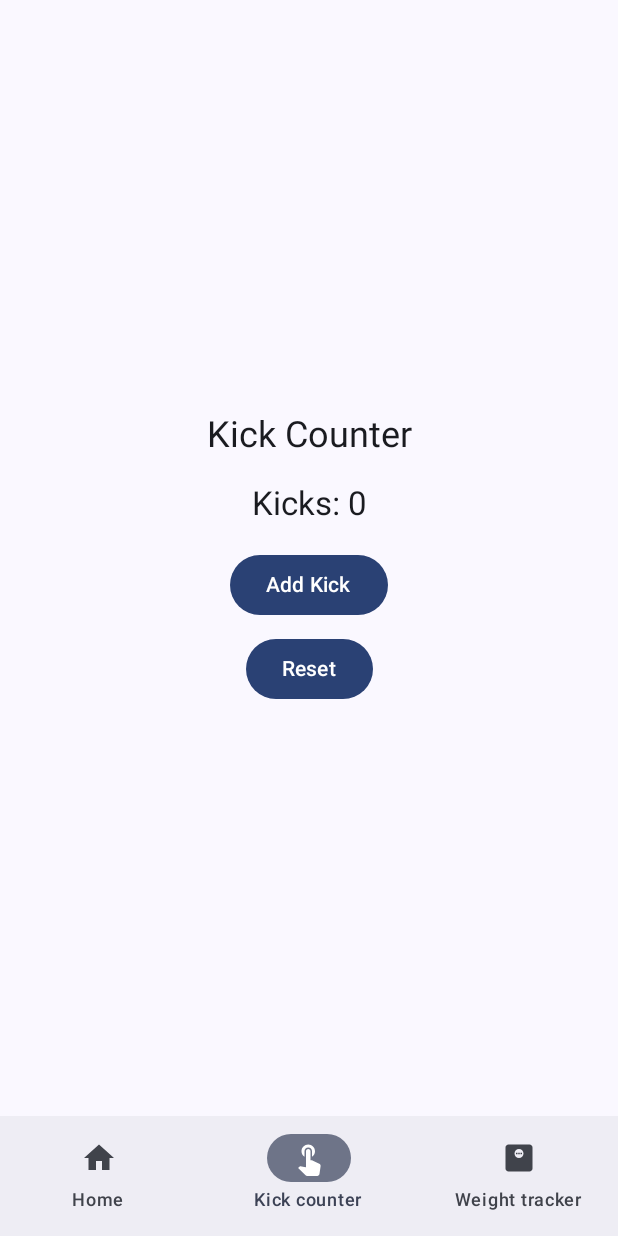
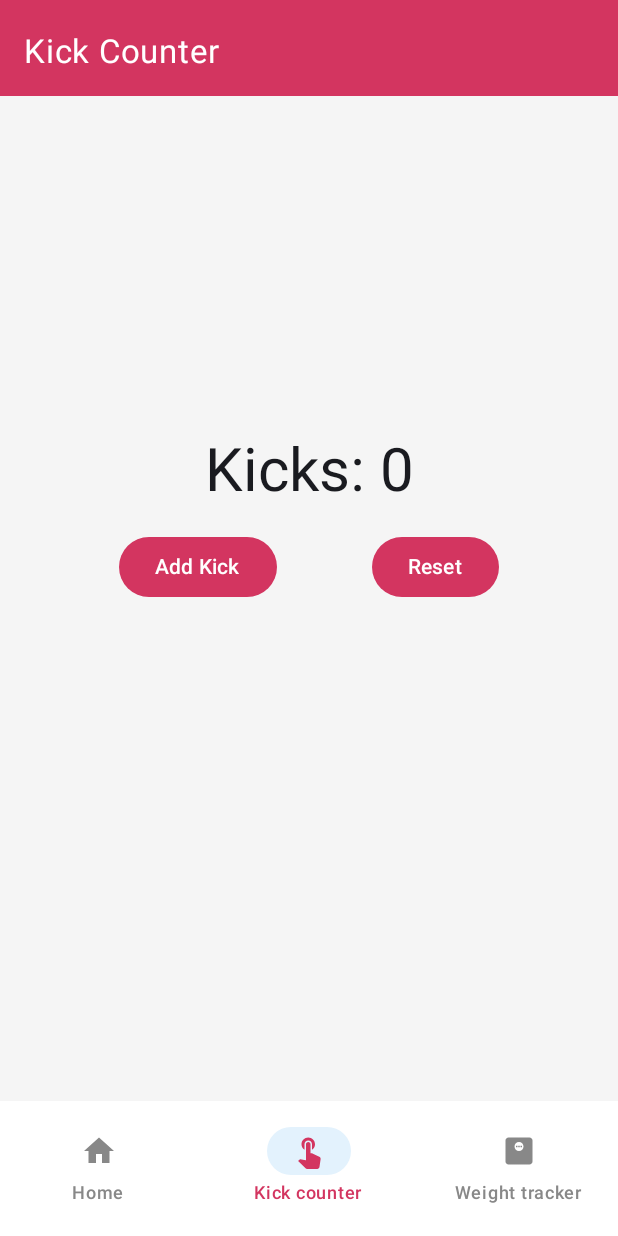
Before and after one commit to VaibhavGupta-1/Maatritva, an Android app built with Jetpack Compose: the composable PregnancyTrackerApp shown on its own in the app's theme, item 2 of the bottom bar chosen, on a phone screen of 412 x 824 dp. Run offline under Robolectric (Android 15) with nearby library versions, the phone set to English and light mode, and no system bars; our stand-ins replace Room's generated code.

Commit message:
Updated the UI

```diff
--- a/app/src/main/java/com/example/maatritva/ui/pregscreen/pregnancy.kt
+++ b/app/src/main/java/com/example/maatritva/ui/pregscreen/pregnancy.kt
@@ -1,12 +1,18 @@
 package com.example.maatritva.ui.pregscreen
 
 import android.content.Context
+import android.graphics.Paint
+import android.graphics.Paint.Align
 import android.os.Build
 import androidx.annotation.RequiresApi
 import androidx.compose.foundation.background
 import androidx.compose.foundation.clickable
+import androidx.compose.foundation.interaction.MutableInteractionSource
+import androidx.compose.foundation.interaction.collectIsPressedAsState
 import androidx.compose.foundation.layout.*
+import androidx.compose.foundation.layout.Arrangement
 import androidx.compose.foundation.lazy.LazyColumn
+import androidx.compose.foundation.shape.RoundedCornerShape
 import androidx.compose.material.icons.Icons
 import androidx.compose.material.icons.filled.*
 import androidx.compose.material3.*
@@ -16,13 +22,17 @@ import androidx.compose.ui.Modifier
 import androidx.compose.ui.graphics.Color
 import androidx.compose.ui.graphics.vector.ImageVector
 import androidx.compose.ui.platform.LocalContext
+import androidx.compose.ui.text.font.Font
+import androidx.compose.ui.text.style.TextAlign
 import androidx.compose.ui.unit.dp
+import androidx.compose.ui.unit.sp
 import androidx.navigation.NavHostController
 import androidx.navigation.compose.NavHost
 import androidx.navigation.compose.composable
 import androidx.navigation.compose.currentBackStackEntryAsState
 import androidx.navigation.compose.rememberNavController
 import androidx.room.*
+import com.example.maatritva.ui.theme.Red40
 import kotlinx.coroutines.launch
 import java.time.LocalDate
 import java.time.format.DateTimeFormatter
@@ -114,13 +124,21 @@ fun BottomNavigationBar(navController: NavHostController) {
     val navBackStackEntry by navController.currentBackStackEntryAsState()
     val currentRoute = navBackStackEntry?.destination?.route
 
-    NavigationBar {
+    NavigationBar(containerColor = Color.White,
+        modifier = Modifier.height(90.dp)) {
         items.forEach { (route, icon) ->
             NavigationBarItem(
                 icon = { Icon(icon, contentDescription = route) },
                 selected = currentRoute == route,
                 onClick = { navController.navigate(route) },
-                label = { Text(route.replace("_", " ").capitalize()) }
+                label = { Text(route.replace("_", " ").capitalize()) },
+                colors = NavigationBarItemDefaults.colors(
+                    selectedIconColor = Color(0xFFD33560),
+                    selectedTextColor = Color(0xFFD33560),
+                    unselectedIconColor = Color.Gray,
+                    unselectedTextColor = Color.Gray,
+                    indicatorColor = Color(0xFFE3F2FD)
+                )
             )
         }
     }
@@ -130,38 +148,47 @@ fun BottomNavigationBar(navController: NavHostController) {
 fun HomeScreen(navController: NavHostController) {
     Column(modifier = Modifier
         .fillMaxSize()
-        .padding(16.dp)) {
+        .background(Color(0xFFF5F5F5))
+        )
+    {
 
-        Text("Your Pregnancy Tracker 💖", style = MaterialTheme.typography.headlineSmall, )
+        AppHeader("Your Pregnancy Tracker",)
         Spacer(Modifier.height(16.dp))
 
-        DashboardCard("Due Date Calculator", "Check your expected delivery date", Icons.Default.DateRange) {
+        DashboardCard("Due Date Calculator", "Check your expected delivery date", Icons.Default.DateRange, onClick =  {
             navController.navigate("due_date")
-        }
-        DashboardCard("Daily Tips & Advice", "Health guidance for your week", Icons.Default.Lightbulb) {
+        },
+            backgroundColor = Color(0xFFFFFFFF))
+        DashboardCard("Daily Tips & Advice", "Health guidance for your week", Icons.Default.Lightbulb, onClick =  {
             navController.navigate("tips")
-        }
-        DashboardCard("Symptoms Tracker", "Monitor symptoms & mood", Icons.Default.Healing) {
+        },
+            backgroundColor = Color(0xFFFFFFFF))
+        DashboardCard("Symptoms Tracker", "Monitor symptoms & mood", Icons.Default.Healing, onClick =  {
             navController.navigate("symptom_tracker")
-        }
+        },
+            backgroundColor = Color(0xFFFFFFFF))
     }
 }
 
 @Composable
-fun DashboardCard(title: String, subtitle: String, icon: ImageVector, onClick: () -> Unit) {
+fun DashboardCard(title: String, subtitle: String, icon: ImageVector, onClick: () -> Unit,
+                  backgroundColor: Color) {
     Card(
         modifier = Modifier
             .fillMaxWidth()
             .padding(vertical = 8.dp)
-            .clickable { onClick() },
-        elevation = CardDefaults.cardElevation(8.dp)
+            .clickable { onClick() }
+            .padding(horizontal = 10.dp)
+        ,
+        elevation = CardDefaults.cardElevation(8.dp),
+        colors = CardDefaults.cardColors(containerColor = backgroundColor)
     ) {
         Row(modifier = Modifier.padding(16.dp), verticalAlignment = Alignment.CenterVertically) {
-            Icon(icon, contentDescription = title, modifier = Modifier.size(40.dp))
+            Icon(icon, contentDescription = title, modifier = Modifier.size(40.dp), tint = Red40)
             Spacer(Modifier.width(16.dp))
             Column {
                 Text(title, style = MaterialTheme.typography.titleMedium)
-                Text(subtitle, style = MaterialTheme.typography.bodySmall, color = Color.Gray)
+                Text(subtitle, style = MaterialTheme.typography.bodySmall, color = Color.Black)
             }
         }
     }
@@ -222,31 +249,70 @@ fun KickCounterScreen() {
     }
 
     Column(
-        modifier = Modifier.fillMaxSize().padding(16.dp),
+        modifier = Modifier.fillMaxSize().background(Color(0xFFF5F5F5))
+    ) {
+        AppHeader("Kick Counter")
+        Spacer(Modifier.height(226.dp))
+        Column(
+            modifier = Modifier.fillMaxWidth(),
             horizontalAlignment = Alignment.CenterHorizontally,
             verticalArrangement = Arrangement.Center
         ) {
-        Text("Kick Counter", style = MaterialTheme.typography.headlineSmall)
+            Text("Kicks: $kicks", style = MaterialTheme.typography.titleLarge,fontSize = 40.sp)
+
             Spacer(Modifier.height(16.dp))
-        Text("Kicks: $kicks", style = MaterialTheme.typography.titleLarge)
-        Spacer(Modifier.height(16.dp))
-        Button(onClick = {
+
+            val addInteraction = remember { MutableInteractionSource() }
+            val resetInteraction = remember { MutableInteractionSource() }
+            val isAddPressed by addInteraction.collectIsPressedAsState()
+            val isResetPressed by resetInteraction.collectIsPressedAsState()
+
+            Row(
+                modifier = Modifier
+                    .fillMaxWidth()
+                    .padding(horizontal = 16.dp),
+                horizontalArrangement = Arrangement.SpaceEvenly,
+                verticalAlignment = Alignment.CenterVertically
+            ) {
+                // Add Kick Button
+                Button(
+                    onClick = {
                         coroutineScope.launch {
                             db.trackerDao().insertKick(KickEntry(count = 1))
                             kicks++
                         }
-        }) {
+                    },
+                    colors = ButtonDefaults.buttonColors(
+                        containerColor = if (isAddPressed) Color.Green else Red40,
+                        contentColor = Color.White
+                    ),
+                    interactionSource = addInteraction
+                ) {
                     Text("Add Kick")
                 }
-        Spacer(Modifier.height(8.dp))
-        Button(onClick = {
+
+                // Reset Button
+                Button(
+                    onClick = {
                         coroutineScope.launch {
                             db.trackerDao().clearKicks()
                             kicks = 0
                         }
-        }) {
+                    },
+                    colors = ButtonDefaults.buttonColors(
+                        containerColor = if (isResetPressed) Color.Red else Red40,
+                        contentColor = Color.White
+                    ),
+                    interactionSource = resetInteraction
+                ) {
                     Text("Reset")
                 }
+            }
+
+
+
+        }
+
     }
 }
 
@@ -262,15 +328,19 @@ fun WeightTrackerScreen() {
         weights = db.trackerDao().getAllWeights()
     }
 
-    Column(Modifier.fillMaxSize().padding(16.dp)) {
-        Text("Weight Tracker", style = MaterialTheme.typography.headlineSmall)
+    Column(Modifier.fillMaxSize().background(Color(0xFFF5F5F5))) {
+        AppHeader("Weight Tracker")
         Spacer(Modifier.height(16.dp))
-        OutlinedTextField(
+        Row(  modifier = Modifier
+            .fillMaxWidth()
+
+            ,
+            verticalAlignment = Alignment.CenterVertically,
+            ) { OutlinedTextField(
             value = weight,
             onValueChange = { weight = it },
-            label = { Text("Enter weight (kg)") }
+            label = { Text("Enter weight (kg)") }, modifier = Modifier.padding(10.dp)
         )
-        Spacer(Modifier.height(8.dp))
             Button(onClick = {
                 if (weight.isNotBlank()) {
                     coroutineScope.launch {
@@ -279,19 +349,34 @@ fun WeightTrackerScreen() {
                         weight = ""
                     }
                 }
-        }) {
-            Text("Add Entry")
             }
+//                , modifier = Modifier.padding(top)
+            ) {
+                Text("Entry")
+            }
+        }
+
         Spacer(Modifier.height(16.dp))
-        LazyColumn {
+        LazyColumn(modifier = Modifier.padding(10.dp)) {
             items(weights.size) { index ->
                 val entry = weights[index]
+
+                Box(
+                    modifier = Modifier
+                        .fillMaxWidth()
+                        .padding(vertical = 6.dp)
+                        .background(
+                            color = Color(0xFFE3F2FD),
+                            shape = RoundedCornerShape(12.dp)
+                        )
+                        .padding(horizontal = 16.dp, vertical = 12.dp)
+                ) {
                     Row(
-                    Modifier.fillMaxWidth().padding(8.dp),
+                        modifier = Modifier.fillMaxWidth(),
                         horizontalArrangement = Arrangement.SpaceBetween,
                         verticalAlignment = Alignment.CenterVertically
                     ) {
-                    Text("Week ${index + 1}: ${entry.weight} kg")
+                        Text("Week ${index + 1}: ${entry.weight} kg", style = MaterialTheme.typography.titleMedium)
                         IconButton(onClick = {
                             coroutineScope.launch {
                                 db.trackerDao().deleteWeight(entry)
@@ -303,6 +388,8 @@ fun WeightTrackerScreen() {
                     }
                 }
             }
+        }
+
     }
 }
 
@@ -325,3 +412,25 @@ fun SymptomTrackerScreen() {
         }
     }
 }
+
+@Composable
+fun AppHeader(
+    text: String,
+    modifier: Modifier = Modifier,
+    backgroundColor: Color = Red40,
+    textColor: Color = Color.White
+) {
+    Box(
+        modifier = modifier
+            .fillMaxWidth()
+            .background(backgroundColor)
+            .padding(top = 5.dp)
+    ) {
+        Text(
+            modifier = Modifier.padding(16.dp),
+            text = text,
+            color = textColor,
+            fontSize = 22.sp
+        )
+    }
+}
```
Also changed, not shown: app/src/main/java/com/example/maatritva/ui/homescreen/homescreen.kt (+6 -6 lines). Lines whose indentation alone changed are shown as unchanged.
